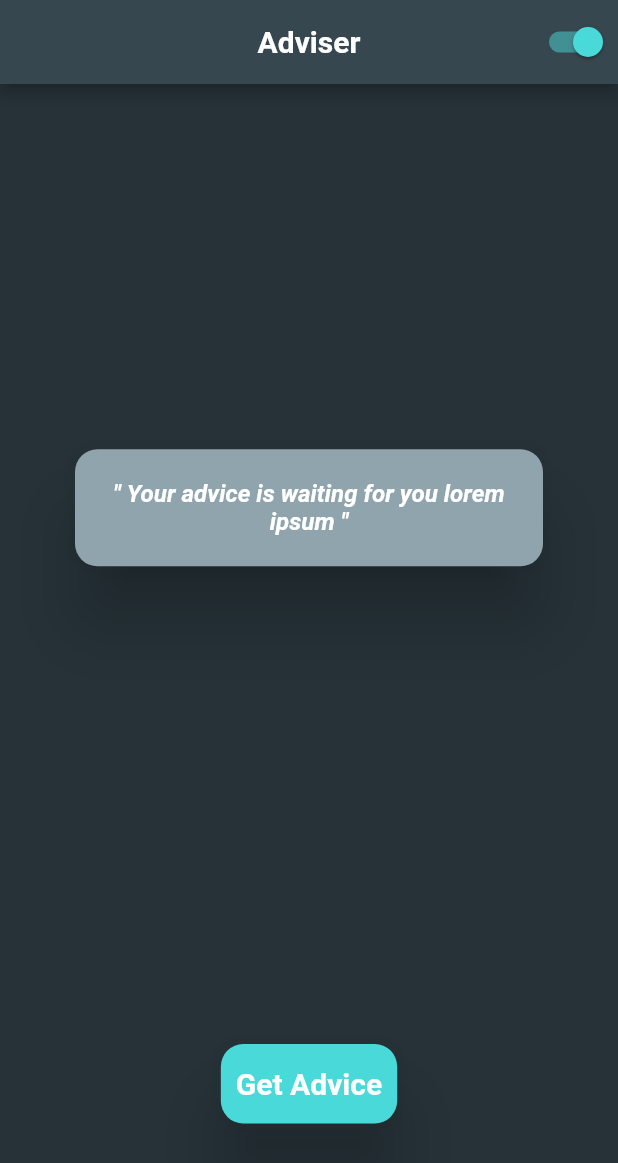
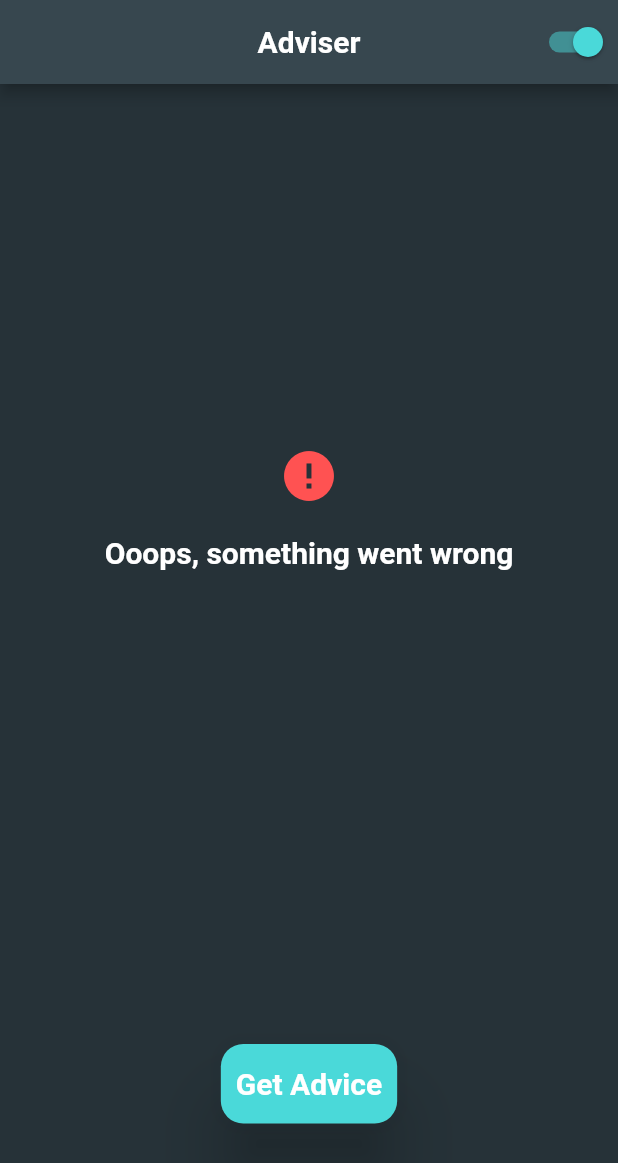
Before and after one commit to cromueloliver02/advisor_clean_architecture, a Flutter app: the screen it shows after launch, on a phone screen of 412 x 824 dp. Shown: the top 1163 px of the screen. Run offline on Flutter 3.47's test engine with Material 2 defaults, Android fonts, the light colour scheme and no system bars; our stand-ins replace equatable, flutter_bloc, get_it; Roboto replaces fonts that are missing (Rubik).

Commit message:
created error message widget

```diff
--- a/lib/presentation/pages/advice/components/advice_view.dart
+++ b/lib/presentation/pages/advice/components/advice_view.dart
@@ -41,9 +41,10 @@ class AdviceView extends StatelessWidget {
                 // child: CircularProgressIndicator(
                 //   color: theme.colorScheme.secondary,
                 // ),
-                child: AdviceField(
-                  advice: 'Your advice is waiting for you lorem ipsum',
-                ),
+                child: ADVErrorMessage(),
+                // child: AdviceField(
+                //   advice: 'Your advice is waiting for you lorem ipsum',
+                // ),
               ),
             ),
             SizedBox(height: 75),
--- /dev/null
+++ b/lib/presentation/widgets/adv_error_message.dart
@@ -0,0 +1,32 @@
+import 'package:flutter/material.dart';
+
+class ADVErrorMessage extends StatelessWidget {
+  final String message;
+
+  const ADVErrorMessage({
+    super.key,
+    this.message = 'Ooops, something went wrong',
+  });
+
+  @override
+  Widget build(BuildContext context) {
+    final ThemeData theme = Theme.of(context);
+
+    return Column(
+      mainAxisAlignment: MainAxisAlignment.center,
+      children: [
+        const Icon(
+          Icons.error,
+          size: 40,
+          color: Colors.redAccent,
+        ),
+        const SizedBox(height: 20),
+        Text(
+          message,
+          textAlign: TextAlign.center,
+          style: theme.textTheme.displayLarge,
+        ),
+      ],
+    );
+  }
+}
--- a/lib/presentation/widgets/widgets.dart
+++ b/lib/presentation/widgets/widgets.dart
@@ -1 +1,2 @@
 export 'adv_button.dart';
+export 'adv_error_message.dart';
```
